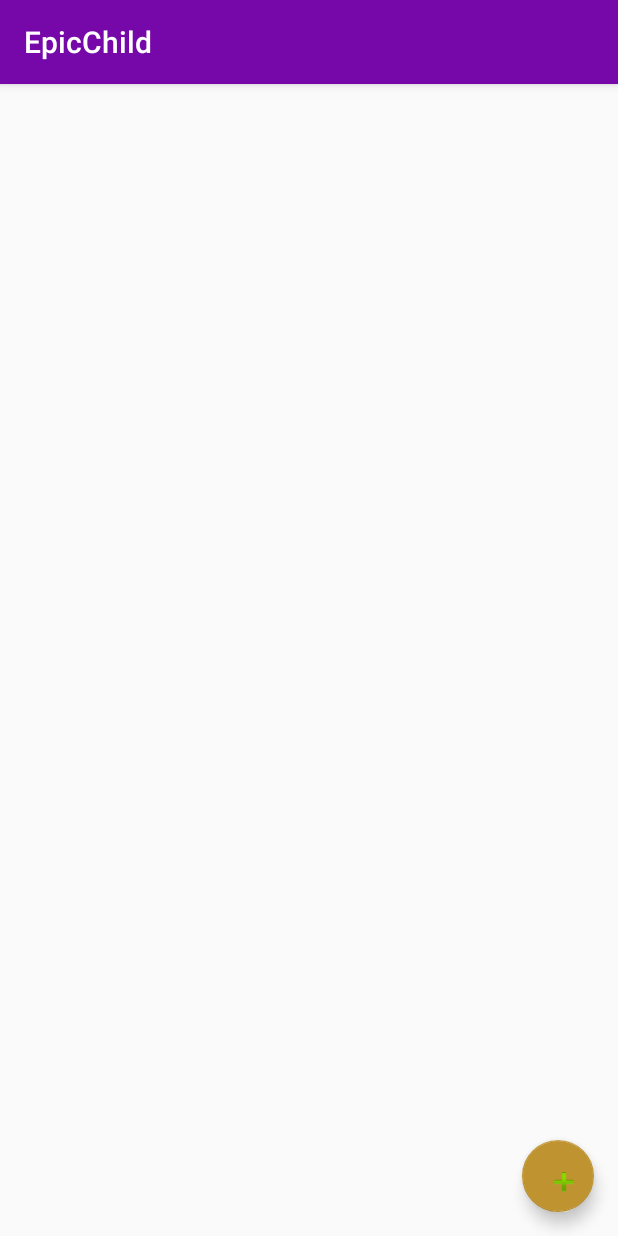
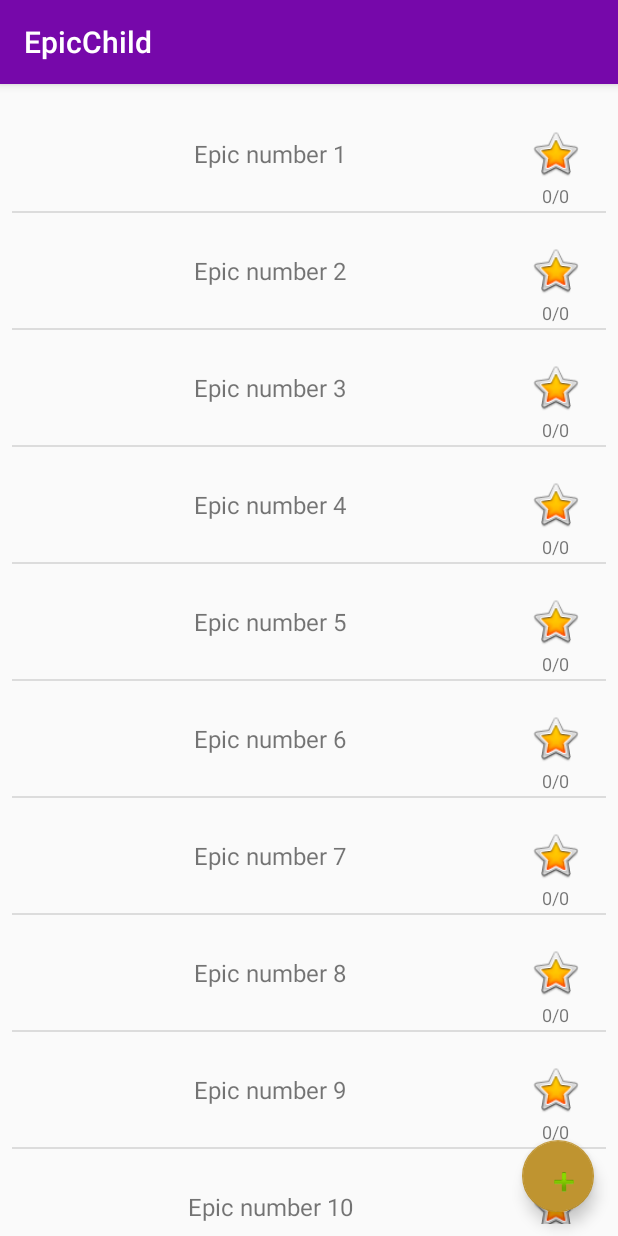
Before and after one commit to LifeFestival/EpicChild, an Android app: the screen it shows after launch (EpicListActivity), on a phone screen of 412 x 824 dp. Run offline under Robolectric (Android 15) with nearby library versions, the phone set to English and light mode, and no system bars; our stand-ins replace Room's generated code; libraries missing offline, so code that uses them is left out: com.jakewharton.threetenabp; 1 statement that could not run was skipped.

Commit message:
Initialization of view model and creating dialog

```diff
--- a/app/src/main/java/com/example/epicchild/activities/EpicListActivity.kt
+++ b/app/src/main/java/com/example/epicchild/activities/EpicListActivity.kt
@@ -1,61 +1,106 @@
 package com.example.epicchild.activities
 
+import android.content.Context
+import android.os.Bundle
+import android.widget.EditText
+import android.widget.Toast
+import androidx.activity.viewModels
+import androidx.appcompat.app.AlertDialog
 import androidx.appcompat.app.AppCompatActivity
-import android.os.Bundle
-import android.widget.Adapter
 import androidx.recyclerview.widget.DividerItemDecoration
 import androidx.recyclerview.widget.LinearLayoutManager
-import androidx.recyclerview.widget.RecyclerView
 import com.example.epicchild.R
 import com.example.epicchild.adapters.EpicAdapter
-import com.example.epicchild.dataBase.AppDatabase
-import com.example.epicchild.dataBase.Epic
-import com.example.epicchild.dataBase.Task
-import com.jakewharton.threetenabp.AndroidThreeTen
-import kotlinx.android.synthetic.main.activity_epic.*
+import com.example.epicchild.viewModels.EpicListViewModel
 import kotlinx.android.synthetic.main.activity_epic_list.*
-import kotlinx.coroutines.Dispatchers
-import kotlinx.coroutines.GlobalScope
-import kotlinx.coroutines.launch
-import kotlinx.coroutines.withContext
+import kotlinx.coroutines.*
 
 class EpicListActivity : AppCompatActivity() {
 
+    private val job = Job()
+    private val scope = CoroutineScope(Dispatchers.Main + job)
+
+    //Компоненты
     private lateinit var epicListAdapter: EpicAdapter
-    private lateinit var appDataBase: AppDatabase
+    private val viewModel by viewModels<EpicListViewModel>()
+
+    //Диалог
+    private lateinit var epicCreatingDialog: AlertDialog
 
     override fun onCreate(savedInstanceState: Bundle?) {
         super.onCreate(savedInstanceState)
         setContentView(R.layout.activity_epic_list)
 
-        AndroidThreeTen.init(this)
+        GlobalScope.launch(Dispatchers.Main) {
 
-        appDataBase = AppDatabase.getInstance(this)
-
-        GlobalScope.launch{
-
-            withContext(Dispatchers.IO) {
-                insertTestData(5)
-                initAdapter()
-            }
+            initAdapter()
+            makeEpicCreatingDialog()
+            setListeners()
         }
     }
 
     private suspend fun initAdapter() {
 
-        val testList = appDataBase.epicDao().getAllEpics()
+        withContext(Dispatchers.IO) {
+            val testList = viewModel.insertTestData(10)
+            epicListAdapter = EpicAdapter(testList, this@EpicListActivity)
+        }
 
-        epicListAdapter = EpicAdapter(testList, this)
         epic_list_recycler.adapter = epicListAdapter
-        epic_list_recycler.addItemDecoration(DividerItemDecoration(this, DividerItemDecoration.VERTICAL))
+        epic_list_recycler.addItemDecoration(
+            DividerItemDecoration(
+                this,
+                DividerItemDecoration.VERTICAL
+            )
+        )
         epic_list_recycler.layoutManager = LinearLayoutManager(this)
 
     }
 
-    private suspend fun insertTestData(dataAmount: Int) {
-        for (i in 0..dataAmount) {
-            val name = "Epic number ${i + 1}"
-            appDataBase.epicDao().insertEpic(Epic(name, ""))
+    private fun setListeners() {
+        epic_list_add_button.setOnClickListener {
+            epicCreatingDialog.show()
         }
     }
+
+
+    private fun makeEpicCreatingDialog() {
+        val builder = AlertDialog.Builder(this)
+
+        epicCreatingDialog = builder.setTitle("Название Эпика")
+            .setView(layoutInflater.inflate(R.layout.dialog_epic_creating, epic_list_root, false))
+            .setNegativeButton(android.R.string.cancel) { dialogInterface, _ ->
+                dialogInterface.dismiss()
+            }
+            .setPositiveButton(android.R.string.ok) { dialogInterface, _ ->
+
+                val epicName = epicCreatingDialog.findViewById<EditText>(R.id.epic_dialog_editText)?.text.toString()
+
+                if (epicName.isEmpty()) {
+                    showToast("Имя эпика не может быть пустым")
+                } else {
+                    GlobalScope.launch(Dispatchers.IO) {
+                        runCatching { viewModel.saveEpic(epicName) }
+                            .onSuccess {
+                                showToast("Эпик создан")
+                                dialogInterface.dismiss()
+                            }
+                            .onFailure {
+                                showToast("Эпик не был создан")
+                                dialogInterface.dismiss()
+                            }
+                    }
+                }
+            }
+            .create()
+    }
+
+    private fun showToast(message: String, length: Int = Toast.LENGTH_SHORT) {
+        Toast.makeText(this, message, length).show()
+    }
+
+    override fun onDestroy() {
+        super.onDestroy()
+        job.cancel()
+    }
 }
--- a/app/src/main/java/com/example/epicchild/dataBase/DAOs/EpicDao.kt
+++ b/app/src/main/java/com/example/epicchild/dataBase/DAOs/EpicDao.kt
@@ -21,4 +21,10 @@
 
     @Delete
     abstract suspend fun deleteEpic(epic: Epic)
+
+    @Delete
+    abstract suspend fun deleteEpics(epics: List<Epic>)
+
+    @Query("""DELETE FROM epic""")
+    abstract suspend fun deleteAllEpics()
 }
--- a/app/src/main/java/com/example/epicchild/viewModels/EpicListViewModel.kt
+++ b/app/src/main/java/com/example/epicchild/viewModels/EpicListViewModel.kt
@@ -1 +1,45 @@
 package com.example.epicchild.viewModels
+
+import android.app.Application
+import android.content.Context
+import androidx.lifecycle.AndroidViewModel
+import com.example.epicchild.dataBase.AppDatabase
+import com.example.epicchild.dataBase.Epic
+import com.jakewharton.threetenabp.AndroidThreeTen
+
+class EpicListViewModel(application: Application): AndroidViewModel(application) {
+
+    private lateinit var appDatabase: AppDatabase
+
+    init {
+        initComponents()
+    }
+
+    private fun initComponents() {
+        AndroidThreeTen.init(getApplication())
+        appDatabase = AppDatabase.getInstance(getApplication())
+    }
+
+    suspend fun getEpics(): List<Epic> = appDatabase.epicDao().getAllEpics()
+
+    suspend fun saveEpic(name: String) {
+
+        val epic = Epic(name, "")
+
+        appDatabase.epicDao().insertEpic(epic)
+    }
+
+    //TODO убрать генерацию
+    suspend fun insertTestData(dataAmount: Int): List<Epic> {
+
+        appDatabase.epicDao().deleteAllEpics()
+
+        for (i in 0..dataAmount) {
+            val name = "Epic number ${i + 1}"
+            appDatabase.epicDao().insertEpic(Epic(name, ""))
+        }
+
+        return appDatabase.epicDao().getAllEpics()
+    }
+
+}
```
Also changed, not shown: app/build.gradle (+10 -0 lines), app/src/main/java/com/example/epicchild/dataBase/DatabaseEntities.kt (+0 -11 lines), app/src/main/res/layout/dialog_epic_creating.xml (added, +27 -0 lines).
